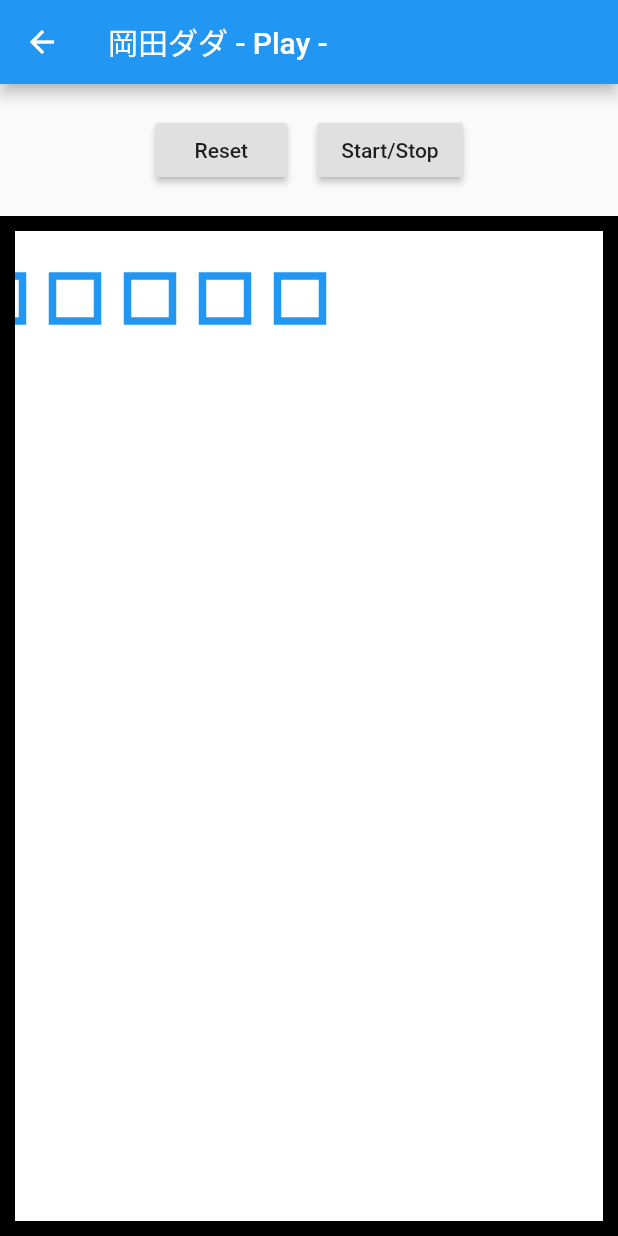
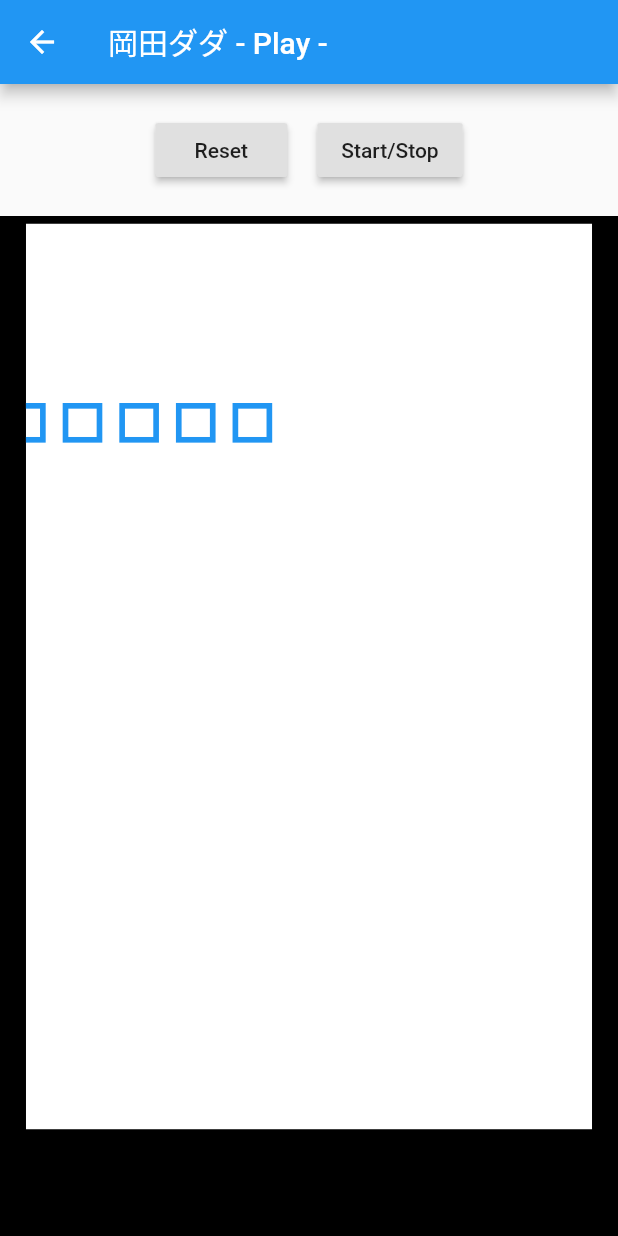
Before and after one commit to miyanokomiya/okadadada, a Flutter app: the screen it shows after launch, after a tap on "Play", on a phone screen of 412 x 824 dp. Run offline on Flutter 3.47's test engine with Material 2 defaults, Android fonts, the phone set to English and light mode, and no system bars.

Commit message:
controll game field

```diff
--- /dev/null
+++ b/lib/game_field.dart
@@ -0,0 +1,52 @@
+import 'package:flutter/material.dart';
+
+class GameField {
+  Size fieldSize;
+  Size screenSize;
+
+  GameField(this.fieldSize);
+
+  double fieldRate() => fieldSize.width / fieldSize.height;
+  double screenRate() => screenSize.width / screenSize.height;
+
+  double scale() => (this.fieldRate() > this.screenRate()
+      ? this.screenSize.width / this.fieldSize.width
+      : this.screenSize.height / this.fieldSize.height);
+
+  Size scaledField() => multiSize(this.fieldSize, this.scale());
+  double dx() {
+    var scaledWidth = this.scaledField().width;
+    return scaledWidth < this.screenSize.width
+        ? (this.screenSize.width - scaledWidth) / 2
+        : 0;
+  }
+
+  double dy() {
+    return 5;
+  }
+
+  Offset dOffset() => Offset(this.dx(), this.dy());
+
+  Rect convertedRect() {
+    var size = this.scaledField();
+    var offset = this.dOffset();
+    return Rect.fromLTWH(offset.dx, offset.dy, size.width, size.height);
+  }
+
+  double convertDouble(double org) => org * this.scale();
+  Offset convertOffset(Offset org) =>
+      addOffset(multiOffset(org, this.scale()), this.dOffset());
+  Size convertSize(Size org) => multiSize(org, this.scale());
+}
+
+Offset addOffset(Offset a, Offset b) {
+  return Offset(a.dx + b.dx, a.dy + b.dy);
+}
+
+Offset multiOffset(Offset org, double rate) {
+  return Offset(org.dx * rate, org.dy * rate);
+}
+
+Size multiSize(Size org, double rate) {
+  return Size(org.width * rate, org.height * rate);
+}
--- a/lib/game_main.dart
+++ b/lib/game_main.dart
@@ -1,7 +1,6 @@
 import 'package:flutter/material.dart';
-import 'dart:ui' as ui;
-import 'dart:math';
 import 'package:flutter/animation.dart';
+import 'game_field.dart';
 
 class GameMain extends StatefulWidget {
   @override
@@ -12,20 +11,22 @@ class _GameMainState extends State<GameMain>
     with SingleTickerProviderStateMixin {
   AnimationController _animationController;
 
+  GameField gameField;
   List<Block> blocks;
 
   @override
   void initState() {
-    _animationController =
-        AnimationController(duration: const Duration(seconds: 2), vsync: this)
+    this.gameField = GameField(Size(500, 800));
+    this._animationController =
+        AnimationController(duration: const Duration(seconds: 5), vsync: this)
           ..addListener(() {
             setState(() {});
           })
           ..addStatusListener((status) {
             if (status == AnimationStatus.completed) {
-              _animationController.reverse();
+              this._animationController.reverse();
             } else if (status == AnimationStatus.dismissed) {
-              _animationController.forward();
+              this._animationController.forward();
             }
           });
     this.initGameState();
@@ -35,8 +36,9 @@ class _GameMainState extends State<GameMain>
   void initGameState() {
     this.blocks = List.generate(5, (i) {
       var block = Block.init(x: i * 50.0, y: 0, blockType: BlockType.Oka)
-        ..animation =
-            Tween(begin: 0.0, end: 100.0).animate(_animationController);
+        ..animation = Tween(begin: 0.0, end: 1.0).animate(_animationController)
+        ..pipeAnimation = (block) => Offset(block.x,
+            block.y + this.gameField.fieldSize.height * block.animation.value);
       return block;
     });
     _animationController.reset();
@@ -51,6 +53,9 @@ class _GameMainState extends State<GameMain>
 
   @override
   Widget build(BuildContext context) {
+    var screenSize = MediaQuery.of(context).size;
+    this.gameField.screenSize = Size(screenSize.width, screenSize.height - 220);
+
     return Scaffold(
       appBar: AppBar(
         title: Text('岡田ダダ - Play -'),
@@ -83,20 +88,18 @@ class _GameMainState extends State<GameMain>
             Expanded(
                 child: OverflowBox(
               child: Container(
-                  color: Colors.white,
+                  color: Colors.black,
                   child: ClipRect(
                     child: GestureDetector(
                       onTapDown: (details) {
-                        print("${details.localPosition.dx}");
-                        print("${details.localPosition.dx}");
+                        var p =
+                            this.gameField.convertOffset(details.localPosition);
+                        print("${p.dx}");
+                        print("${p.dy}");
                       },
                       child: CustomPaint(
-                        painter: _BlockListPainter(this.blocks),
-                        child: Container(
-                          decoration: BoxDecoration(
-                            border: Border.all(color: Colors.black, width: 10),
-                          ),
-                        ),
+                        painter: _BlockListPainter(this.blocks, this.gameField),
+                        child: Container(),
                       ),
                     ),
                   )),
@@ -109,54 +112,35 @@ class _GameMainState extends State<GameMain>
 }
 
 class _BlockListPainter extends CustomPainter {
+  GameField gameField;
   List<Block> blocks;
 
-  _BlockListPainter(this.blocks);
+  _BlockListPainter(this.blocks, this.gameField);
 
   @override
   void paint(Canvas canvas, Size size) {
-    this.blocks.forEach((block) => this.paintBlock(canvas, size, block));
+    var paint = Paint()
+      ..isAntiAlias = true
+      ..color = Colors.white
+      ..style = PaintingStyle.fill;
+    canvas.clipRect(this.gameField.convertedRect());
+    canvas.drawRect(this.gameField.convertedRect(), paint);
+    this.blocks.forEach((block) => this.paintBlock(canvas, block));
   }
 
-  void paintBlock(Canvas canvas, Size size, Block block) {
+  void paintBlock(Canvas canvas, Block block) {
     var paint = Paint()
       ..isAntiAlias = true
       ..color = Colors.blue
-      ..strokeWidth = 5.0
+      ..strokeWidth = this.gameField.convertDouble(5.0)
       ..style = PaintingStyle.stroke;
     canvas.drawRect(
         Rect.fromCenter(
-            center: Offset(block.x, block.y + block.animation.value),
-            width: block.width,
-            height: block.height),
+            center: this.gameField.convertOffset(block.animatedOffset()),
+            width: this.gameField.convertDouble(block.width),
+            height: this.gameField.convertDouble(block.height)),
         paint);
   }
-
-  // void tmppaint(Canvas canvas, Size size) {
-  //   final TextStyle style = TextStyle(
-  //     color: Colors.black,
-  //     backgroundColor: Colors.green[100],
-  //     decorationColor: Colors.green,
-  //   );
-  //   final ui.ParagraphBuilder paragraphBuilder =
-  //       ui.ParagraphBuilder(ui.ParagraphStyle(
-  //     fontSize: 50,
-  //     fontWeight: FontWeight.w600,
-  //     textAlign: TextAlign.center,
-  //   ))
-  //         ..pushStyle(style.getTextStyle())
-  //         ..addText('岡');
-  //   final ui.Paragraph paragraph = paragraphBuilder.build()
-  //     ..layout(ui.ParagraphConstraints(width: 0));
-
-  //   final rate = this.radius / 100.0;
-  //   canvas.save();
-  //   canvas.translate(0, 100);
-  //   canvas.rotate(2 * pi * rate);
-  //   canvas.scale(rate);
-  //   canvas.drawParagraph(paragraph, Offset(0, -50 * rate));
-  //   canvas.restore();
-  // }
 
   @override
   bool shouldRepaint(CustomPainter oldDelegate) {
@@ -192,6 +176,13 @@ class RectEntity {
 
 class Block extends RectEntity {
   BlockType blockType;
+  Offset Function(Block) pipeAnimation;
 
   Block.init({double x, double y, this.blockType}) : super.init(x, y);
+
+  Offset animatedOffset() => this.pipeAnimation(this);
+
+  // bool testHit(Offset p) {
+  //   var center = this.animatedOffset();
+  // }
 }
```
